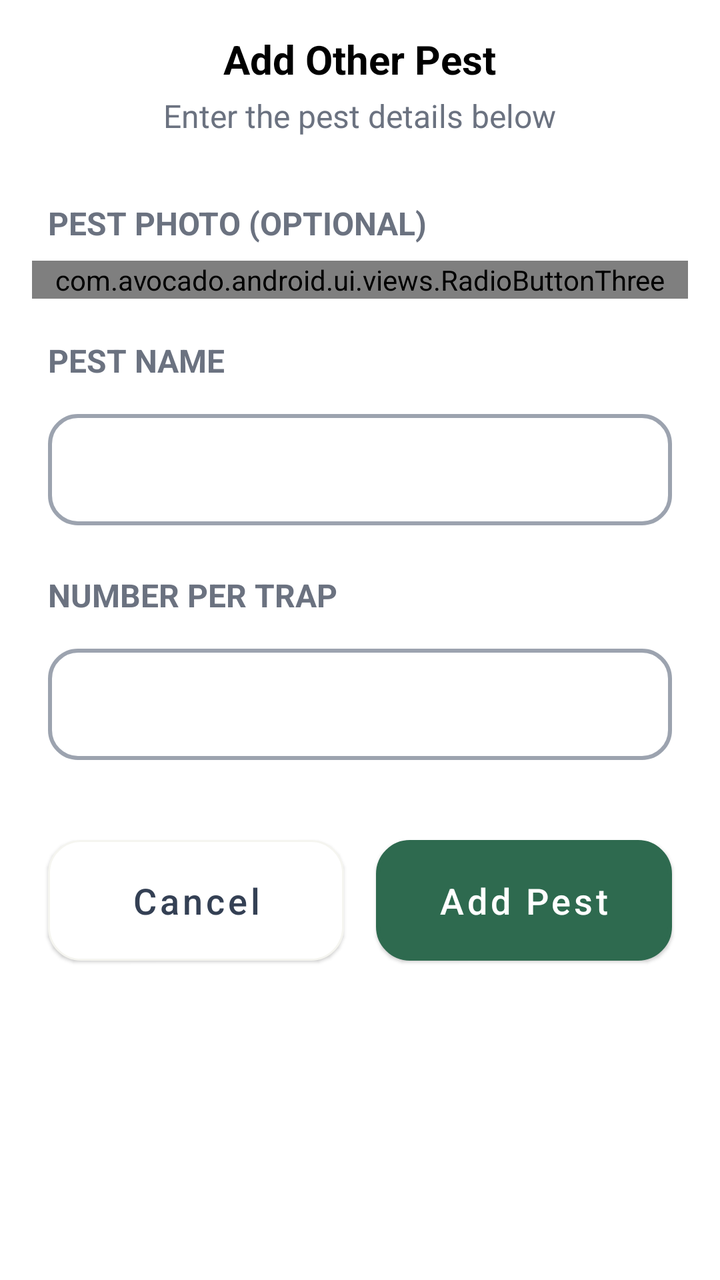
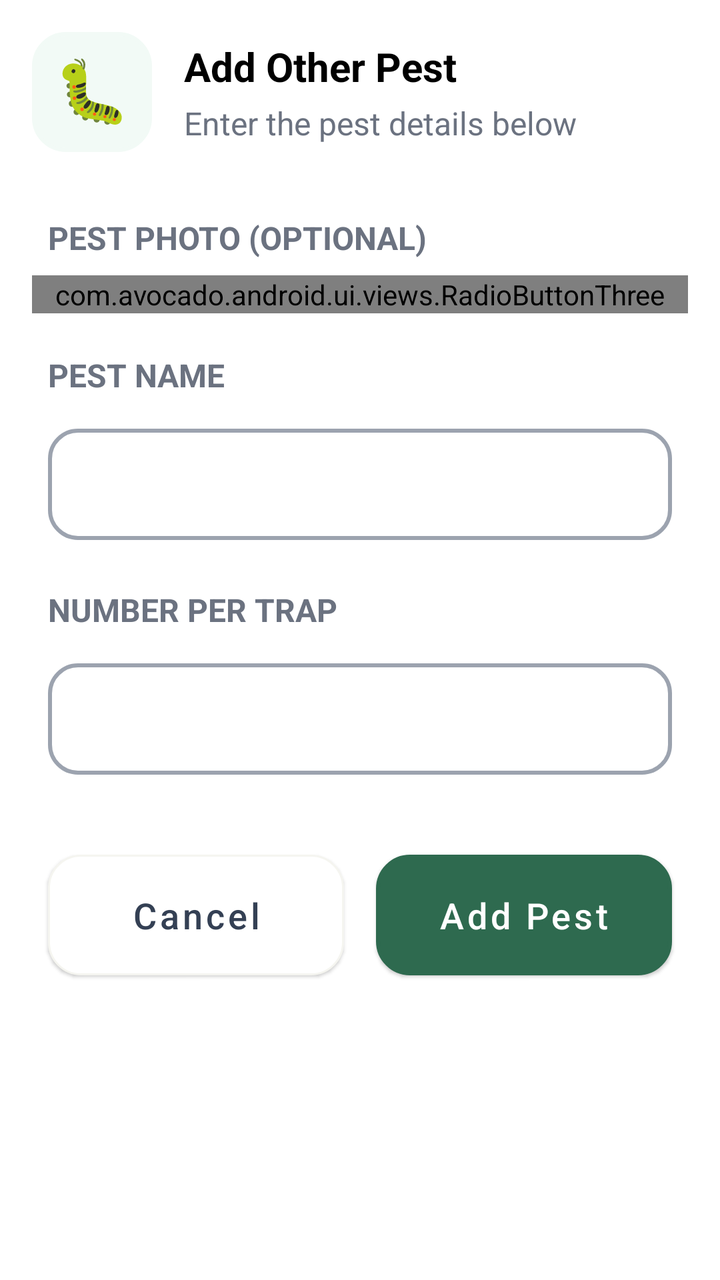

The first picture is an Android layout as it rendered before a commit; the second is the same layout after the commit. The layout source and the unified diff follow.
<!-- AndroidManifest.xml: application theme Theme.Avocado -->
<!-- res/layout/dialog_add_other_pest.xml -->
<?xml version="1.0" encoding="utf-8"?>
<LinearLayout xmlns:android="http://schemas.android.com/apk/res/android"
    xmlns:app="http://schemas.android.com/apk/res-auto"
    android:layout_width="match_parent"
    android:layout_height="match_parent"
    android:orientation="vertical"
    android:background="@color/white">

    <androidx.core.widget.NestedScrollView
        android:layout_width="match_parent"
        android:layout_height="0dp"
        android:layout_weight="1"
        android:fillViewport="true">
        <LinearLayout
            android:orientation="vertical"
            android:layout_width="match_parent"
            android:layout_height="match_parent"
            android:padding="16dp"
            android:gravity="center_horizontal">
            <TextView
                android:layout_width="wrap_content"
                android:layout_height="wrap_content"
                android:text="Add Other Pest"
                android:textSize="20sp"
                android:textColor="@color/black"
                android:textStyle="bold"
                android:layout_marginBottom="4dp"/>
            <TextView
                android:layout_width="wrap_content"
                android:layout_height="wrap_content"
                android:text="Enter the pest details below"
                android:textSize="16sp"
                android:textColor="@color/slate"
                android:textStyle="normal"
                android:layout_marginBottom="32dp"/>
            <LinearLayout
                android:orientation="vertical"
                android:layout_width="match_parent"
                android:layout_height="wrap_content">
                <TextView
                    android:layout_width="wrap_content"
                    android:layout_height="wrap_content"
                    android:text="PEST PHOTO (OPTIONAL)"
                    android:textSize="16sp"
                    android:textColor="@color/slate"
                    android:textStyle="bold"
                    android:layout_marginStart="8dp"
                    android:layout_marginEnd="8dp"
                    android:layout_marginBottom="8dp"/>
                <com.avocado.android.ui.views.RadioButtonThree
                    android:id="@+id/dialog_add_new_trap_take_trap_photo_radio_button"
                    android:layout_width="match_parent"
                    android:layout_height="wrap_content"
                    android:layout_marginTop="0dp"
                    app:image="@drawable/ic_camera"
                    app:text="Take a photo of the pest" />
                <LinearLayout
                    android:id="@+id/dialog_add_new_trap_take_trap_photo_linear_layout"
                    android:layout_width="wrap_content"
                    android:layout_height="wrap_content"
                    android:orientation="vertical"
                    android:layout_marginTop="4dp"
                    android:layout_gravity="center_horizontal"/>
                <TextView
                    android:layout_width="wrap_content"
                    android:layout_height="wrap_content"
                    android:text="PEST NAME"
                    android:textSize="16sp"
                    android:textColor="@color/slate"
                    android:textStyle="bold"
                    android:layout_marginStart="8dp"
                    android:layout_marginEnd="8dp"
                    android:layout_marginTop="16dp"
                    android:layout_marginBottom="8dp"/>
                <com.google.android.material.textfield.TextInputLayout
                    style="@style/Widget.MaterialComponents.TextInputLayout.OutlinedBox"
                    android:layout_width="match_parent"
                    android:layout_height="wrap_content"
                    android:layout_margin="8dp"
                    app:hintEnabled="false"
                    android:background="@null">
                    <com.google.android.material.textfield.TextInputEditText
                        android:id="@+id/dialog_add_new_pest_pest_name_edit_text"
                        android:layout_width="match_parent"
                        android:layout_height="wrap_content"
                        android:inputType="text"
                        android:background="@drawable/text_input_background_1"
                        android:textColor="@color/edit_text_color"
                        android:textSize="16sp" />
                </com.google.android.material.textfield.TextInputLayout>
                <TextView
                    android:layout_width="wrap_content"
                    android:layout_height="wrap_content"
                    android:text="NUMBER PER TRAP"
                    android:textSize="16sp"
                    android:textColor="@color/slate"
                    android:textStyle="bold"
                    android:layout_marginStart="8dp"
                    android:layout_marginEnd="8dp"
                    android:layout_marginTop="16dp"
                    android:layout_marginBottom="8dp"/>
                <com.google.android.material.textfield.TextInputLayout
                    style="@style/Widget.MaterialComponents.TextInputLayout.OutlinedBox"
                    android:layout_width="match_parent"
                    android:layout_height="wrap_content"
                    android:layout_margin="8dp"
                    app:hintEnabled="false"
                    android:background="@null">
                    <com.google.android.material.textfield.TextInputEditText
                        android:id="@+id/dialog_add_new_pest_number_per_trap_edit_text"
                        android:layout_width="match_parent"
                        android:layout_height="wrap_content"
                        android:inputType="number"
                        android:background="@drawable/text_input_background_1"
                        android:textColor="@color/edit_text_color"
                        android:textSize="16sp" />
                </com.google.android.material.textfield.TextInputLayout>
            </LinearLayout>
            <LinearLayout
                android:orientation="horizontal"
                android:layout_width="match_parent"
                android:layout_height="wrap_content">
                <Button
                    android:id="@+id/dialog_add_new_trap_cancel_button"
                    style="@style/Widget.MaterialComponents.Button.UnelevatedButton"
                    android:layout_width="0dp"
                    android:layout_height="wrap_content"
                    android:layout_weight="1"
                    android:layout_marginStart="8dp"
                    android:layout_marginEnd="8dp"
                    android:layout_marginTop="32dp"
                    android:layout_marginBottom="16dp"
                    android:padding="12dp"
                    android:text="Cancel"
                    android:textAllCaps="false"
                    android:textColor="#344054"
                    android:textSize="18sp"
                    app:backgroundTint="@null"
                    app:cornerRadius="16dp"
                    android:elevation="1dp"
                    android:background="@drawable/button_background_4"
                    android:foreground="@drawable/custom_ripple_1"/>
                <Button
                    android:id="@+id/dialog_add_new_trap_add_button"
                    style="@style/Widget.MaterialComponents.Button.UnelevatedButton"
                    android:layout_width="0dp"
                    android:layout_height="wrap_content"
                    android:layout_weight="1"
                    android:layout_marginStart="8dp"
                    android:layout_marginEnd="8dp"
                    android:layout_marginTop="32dp"
                    android:layout_marginBottom="16dp"
                    android:padding="12dp"
                    app:backgroundTint="@null"
                    android:text="Add Pest"
                    android:textSize="18sp"
                    android:textColor="@color/white"
                    android:textAllCaps="false"
                    app:cornerRadius="16dp"
                    android:elevation="1dp"
                    android:background="@drawable/button_background_3"
                    android:foreground="@drawable/custom_ripple_1"/>
            </LinearLayout>
        </LinearLayout>
    </androidx.core.widget.NestedScrollView>
</LinearLayout>
<!-- resources referenced by this layout -->
<resources>
  <color name="black">#FF000000</color>
  <color name="edit_text_color">#1A1A1A</color>
  <color name="slate">#6B7280</color>
  <color name="white">#FFFFFFFF</color>
  <!-- drawable button_background_3 (drawable) -->
  <?xml version="1.0" encoding="utf-8"?>
  <shape xmlns:android="http://schemas.android.com/apk/res/android">
  
      <solid
          android:color="#2E6A4F" />
      <stroke
          android:width="2dp"
          android:color="#2E6A4F" />
      <corners
          android:radius="16dp" />
  
  </shape>
  <!-- drawable button_background_4 (drawable) -->
  <?xml version="1.0" encoding="utf-8"?>
  <shape xmlns:android="http://schemas.android.com/apk/res/android">
  
      <solid
          android:color="#FFFFFF" />
      <corners
          android:radius="16dp" />
      <stroke
          android:width="1dp"
          android:color="#F5F5F0"/>
  
  </shape>
  <!-- drawable custom_ripple_1 (drawable) -->
  <?xml version="1.0" encoding="utf-8"?>
  <ripple xmlns:android="http://schemas.android.com/apk/res/android"
      android:color="?android:attr/colorControlHighlight"> 
  
      
      <item android:id="@android:id/mask">
          
          <shape android:shape="rectangle">
              <corners android:radius="16dp" />
              <solid android:color="@android:color/white" />
          </shape>
      </item>
  
  </ripple>
  <!-- drawable ic_camera: vector/xml drawable (drawable, 4526 chars, omitted) -->
  <!-- drawable text_input_background_1 (drawable) -->
  <?xml version="1.0" encoding="utf-8"?>
  <shape xmlns:android="http://schemas.android.com/apk/res/android">
  
      <solid
          android:color="@color/text_input_color_2"/>
      <stroke
          android:width="2dp"
          android:color="@color/text_input_color_1"/>
      <corners
          android:radius="14dp"/>
  
  </shape>
  <style name="Theme.Avocado" parent="Theme.MaterialComponents.DayNight.NoActionBar">
          
          <item name="colorPrimary">@color/primary</item>
          <item name="colorPrimaryVariant">@color/primary_variant</item>
          <item name="colorOnPrimary">@color/on_primary</item>
          
          <item name="colorSecondary">@color/secondary</item>
          <item name="colorSecondaryVariant">@color/secondary_variant</item>
          <item name="colorOnSecondary">@color/on_secondary</item>
          
          <item name="android:statusBarColor">?attr/colorPrimaryVariant</item>
          
      </style>
  <color name="primary">#FF1A1A1A</color>
  <color name="primary_variant">#FF000000</color>
  <color name="on_primary">#FFFFFFFF</color>
  <color name="secondary">#FF9E9E9E</color>
  <color name="secondary_variant">#FF707070</color>
  <color name="on_secondary">#FF000000</color>
</resources>

<!-- the commit's change to res/layout/dialog_add_other_pest.xml (unified diff, before → after) -->
@@ -17,22 +17,40 @@
             android:layout_height="match_parent"
             android:padding="16dp"
             android:gravity="center_horizontal">
-            <TextView
-                android:layout_width="wrap_content"
+            <LinearLayout
+                android:orientation="horizontal"
+                android:layout_width="match_parent"
                 android:layout_height="wrap_content"
-                android:text="Add Other Pest"
-                android:textSize="20sp"
-                android:textColor="@color/black"
-                android:textStyle="bold"
-                android:layout_marginBottom="4dp"/>
-            <TextView
-                android:layout_width="wrap_content"
-                android:layout_height="wrap_content"
-                android:text="Enter the pest details below"
-                android:textSize="16sp"
-                android:textColor="@color/slate"
-                android:textStyle="normal"
-                android:layout_marginBottom="32dp"/>
+                android:gravity="center_vertical"
+                android:layout_marginBottom="32dp">
+                <ImageView
+                    android:layout_width="60dp"
+                    android:layout_height="60dp"
+                    android:layout_marginEnd="16dp"
+                    android:src="@drawable/ic_bug"
+                    android:padding="12dp"
+                    android:background="@drawable/image_background_12"/>
+                <LinearLayout
+                    android:orientation="vertical"
+                    android:layout_width="wrap_content"
+                    android:layout_height="wrap_content">
+                    <TextView
+                        android:layout_width="wrap_content"
+                        android:layout_height="wrap_content"
+                        android:text="Add Other Pest"
+                        android:textSize="20sp"
+                        android:textColor="@color/black"
+                        android:textStyle="bold"
+                        android:layout_marginBottom="4dp"/>
+                    <TextView
+                        android:layout_width="wrap_content"
+                        android:layout_height="wrap_content"
+                        android:text="Enter the pest details below"
+                        android:textSize="16sp"
+                        android:textColor="@color/slate"
+                        android:textStyle="normal" />
+                </LinearLayout>
+            </LinearLayout>
             <LinearLayout
                 android:orientation="vertical"
                 android:layout_width="match_parent"
<!-- resource entries referenced after the edit -->
@@ -45,7 +45,25 @@
       </item>
   
   </ripple>
+  <!-- drawable ic_bug: vector/xml drawable (drawable, 5163 chars, omitted) -->
   <!-- drawable ic_camera: vector/xml drawable (drawable, 4526 chars, omitted) -->
+  <!-- drawable image_background_12 (drawable) -->
+  <?xml version="1.0" encoding="utf-8"?>
+  <shape xmlns:android="http://schemas.android.com/apk/res/android"
+      android:shape="rectangle">
+  
+      
+      <solid android:color="@color/active_bg" />
+  
+      
+      <stroke
+          android:width="2dp"
+          android:color="@color/active_bg" />
+  
+      
+      <corners android:radius="16dp" />
+  
+  </shape>
   <!-- drawable text_input_background_1 (drawable) -->
   <?xml version="1.0" encoding="utf-8"?>
   <shape xmlns:android="http://schemas.android.com/apk/res/android">
@@ -72,6 +90,7 @@
           <item name="android:statusBarColor">?attr/colorPrimaryVariant</item>
           
       </style>
+  <color name="active_bg">#F2FAF6</color>
   <color name="primary">#FF1A1A1A</color>
   <color name="primary_variant">#FF000000</color>
   <color name="on_primary">#FFFFFFFF</color>
